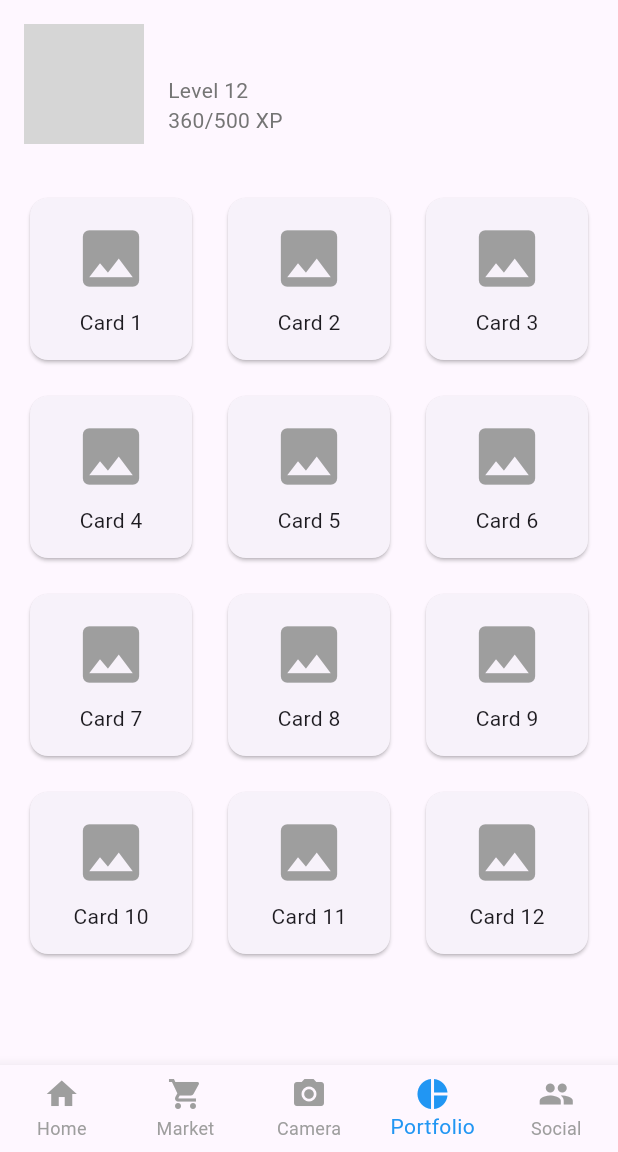
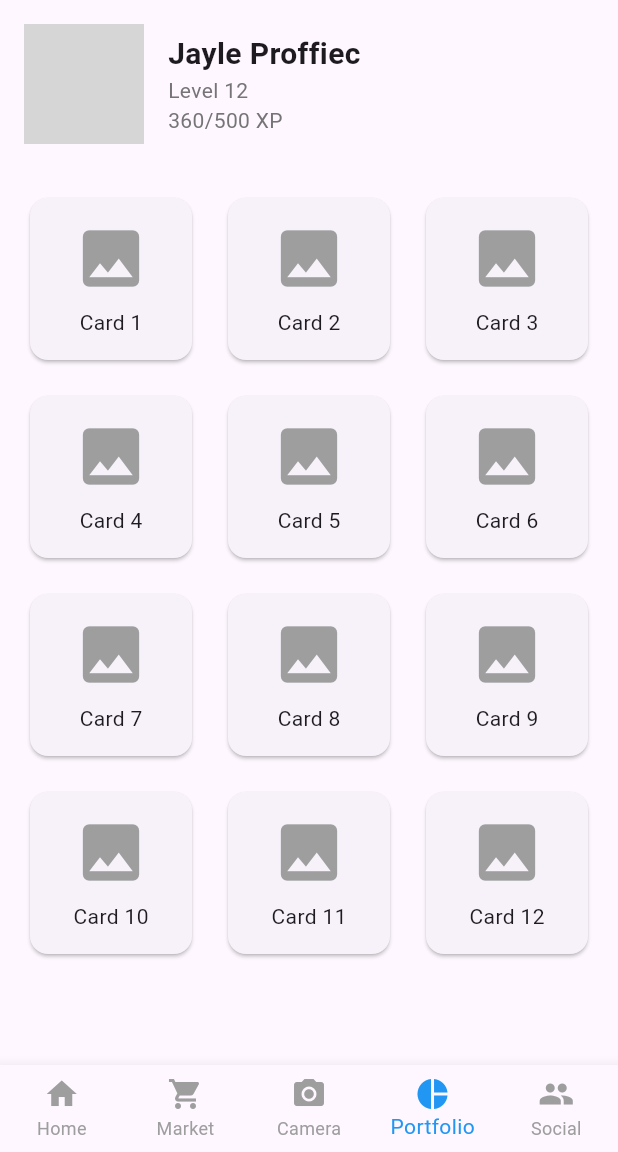
Before and after one commit to llau9/TCGDex, a Flutter app: the screen it shows once a user with an empty profile is signed in, item 4 of the bottom bar chosen, on a phone screen of 412 x 824 dp, the part 84-1236 px from its top. Run offline on Flutter 3.47's test engine with Material 3 defaults, Android fonts, the phone set to English and light mode, and no system bars; our stand-ins replace camera, firebase_auth, firebase_core; accounts and stored records are empty; network calls fail; grey boxes are pictures that could not be loaded.

```diff
--- a/my_app/lib/main.dart
+++ b/my_app/lib/main.dart
@@ -24,12 +24,12 @@ class MyApp extends StatelessWidget {
         primarySwatch: Colors.blue,
         appBarTheme: const AppBarTheme(
           color: Colors.blue,
-          iconTheme: IconThemeData(color: Colors.white), // Set icon color to white
-          actionsIconTheme: IconThemeData(color: Colors.white), // Set actions icon color to white
+          iconTheme: IconThemeData(color: Colors.white),
+          actionsIconTheme: IconThemeData(color: Colors.white),
         ),
         bottomNavigationBarTheme: const BottomNavigationBarThemeData(
           selectedItemColor: Colors.blue,
-          unselectedItemColor: Colors.grey, // Set unselected item color
+          unselectedItemColor: Colors.grey,
         ),
       ),
       home: const AuthWrapper(),
--- a/my_app/lib/portfolio_page.dart
+++ b/my_app/lib/portfolio_page.dart
@@ -1,37 +1,17 @@
 import 'package:flutter/material.dart';
-import 'package:firebase_auth/firebase_auth.dart';
 
-class PortfolioPage extends StatefulWidget {
+class PortfolioPage extends StatelessWidget {
   const PortfolioPage({super.key});
-
-  @override
-  _PortfolioPageState createState() => _PortfolioPageState();
-}
-
-class _PortfolioPageState extends State<PortfolioPage> {
-  String userName = "Anonymous";
-
-  @override
-  void initState() {
-    super.initState();
-    _fetchUserName();
-  }
-
-  Future<void> _fetchUserName() async {
-    final user = FirebaseAuth.instance.currentUser;
-    setState(() {
-      userName = user?.displayName ?? "Anonymous";
-    });
-  }
 
   @override
   Widget build(BuildContext context) {
     return Scaffold(
-      body: SingleChildScrollView(
+      // Removed the AppBar from here
+      body: const SingleChildScrollView(
         child: Column(
           children: [
-            ProfileSection(userName: userName),
-            const CardsGridSection(),
+            ProfileSection(),
+            CardsGridSection(),
           ],
         ),
       ),
@@ -40,9 +20,7 @@ class _PortfolioPageState extends State<PortfolioPage> {
 }
 
 class ProfileSection extends StatelessWidget {
-  final String userName;
-
-  const ProfileSection({super.key, required this.userName});
+  const ProfileSection({super.key});
 
   @override
   Widget build(BuildContext context) {
@@ -58,7 +36,7 @@ class ProfileSection extends StatelessWidget {
           Column(
             crossAxisAlignment: CrossAxisAlignment.start,
             children: [
-              Text(userName, style: const TextStyle(fontSize: 20.0, fontWeight: FontWeight.bold)),
+              const Text('Jayle Proffiec', style: TextStyle(fontSize: 20.0, fontWeight: FontWeight.bold)),
               Text('Level 12', style: TextStyle(color: Colors.grey[600])),
               Text('360/500 XP', style: TextStyle(color: Colors.grey[600])),
             ],
--- a/my_app/pubspec.yaml
+++ b/my_app/pubspec.yaml
@@ -12,12 +12,13 @@ dependencies:
     sdk: flutter
   firebase_core: ^2.6.0
   firebase_auth: ^4.5.0
-  #cloud_firestore: ^3.1.5
+  cloud_firestore: ^4.7.15
   cupertino_icons: ^1.0.6
 
   camera: any
   path: any
   path_provider: any
+
 dev_dependencies:
   flutter_test:
     sdk: flutter
```
Also changed, not shown: my_app/pubspec.lock, 3 other files.
